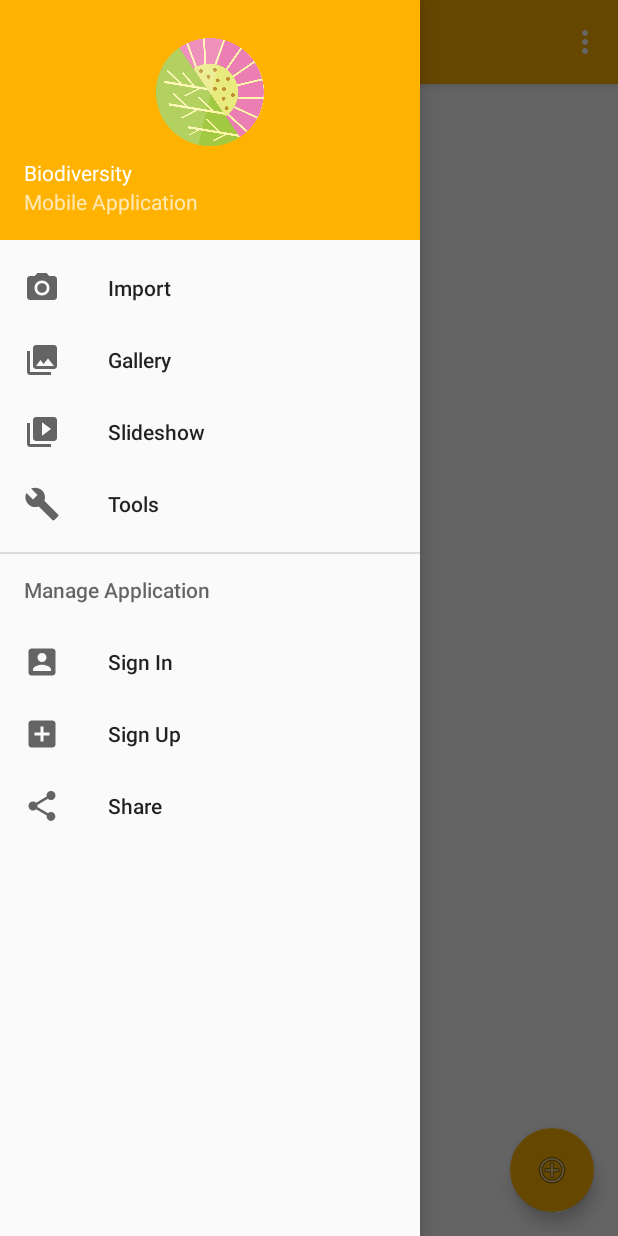
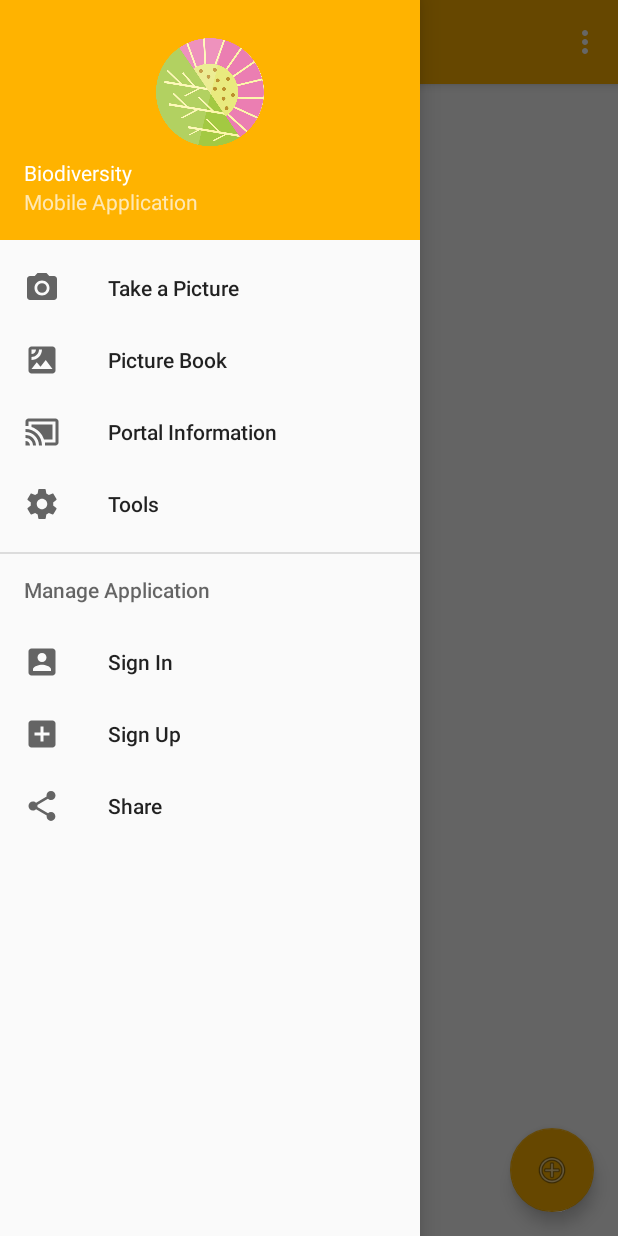
Before and after one commit to Gunadarma-Codecamp/peer-mobile, an Android app: the screen it shows after launch (MainActivity), with the side drawer open, on a phone screen of 412 x 824 dp. Run offline under Robolectric (Android 15) with nearby library versions, the phone set to English and light mode, and no system bars.

Commit message:
Add Action Button Take a Picture

```diff
--- a/app/build.gradle
+++ b/app/build.gradle
@@ -22,6 +22,6 @@ android {
 dependencies {
     compile fileTree(dir: 'libs', include: ['*.jar'])
     testCompile 'junit:junit:4.12'
-    compile 'com.android.support:appcompat-v7:23.1.1'
+    compile "com.android.support:support-v13:23.1.1"
     compile 'com.android.support:design:23.1.1'
 }
--- a/app/src/main/AndroidManifest.xml
+++ b/app/src/main/AndroidManifest.xml
@@ -18,7 +18,7 @@
         <activity
             android:name=".MainActivity"
             android:label="@string/app_name"
-            android:theme="@style/AppTheme.NoActionBar"></activity>
+            android:theme="@style/AppTheme.NoActionBar" />
     </application>
 
 </manifest>
--- a/app/src/main/java/apps/codecamp/biodiversity/MainActivity.java
+++ b/app/src/main/java/apps/codecamp/biodiversity/MainActivity.java
@@ -1,6 +1,8 @@
 package apps.codecamp.biodiversity;
 
+import android.content.Intent;
 import android.os.Bundle;
+import android.provider.MediaStore;
 import android.support.design.widget.FloatingActionButton;
 import android.support.design.widget.Snackbar;
 import android.view.View;
@@ -15,7 +17,7 @@ import android.view.MenuItem;
 
 public class MainActivity extends AppCompatActivity
         implements NavigationView.OnNavigationItemSelectedListener {
-
+    int REQUEST_CAMERA = 0;
     @Override
     protected void onCreate(Bundle savedInstanceState) {
         super.onCreate(savedInstanceState);
@@ -82,6 +84,8 @@ public class MainActivity extends AppCompatActivity
 
         if (id == R.id.nav_camera) {
             // Handle the camera action
+            Intent intent = new Intent(MediaStore.ACTION_IMAGE_CAPTURE);
+            startActivityForResult(intent, REQUEST_CAMERA);
         } else if (id == R.id.nav_gallery) {
 
         } else if (id == R.id.nav_slideshow) {
--- a/app/src/main/res/drawable-v21/ic_menu_gallery.xml
+++ /dev/null
@@ -1,9 +0,0 @@
-<vector xmlns:android="http://schemas.android.com/apk/res/android"
-    android:width="24dp"
-    android:height="24dp"
-    android:viewportHeight="24.0"
-    android:viewportWidth="24.0">
-    <path
-        android:fillColor="#FF000000"
-        android:pathData="M22,16V4c0,-1.1 -0.9,-2 -2,-2H8c-1.1,0 -2,0.9 -2,2v12c0,1.1 0.9,2 2,2h12c1.1,0 2,-0.9 2,-2zm-11,-4l2.03,2.71L16,11l4,5H8l3,-4zM2,6v14c0,1.1 0.9,2 2,2h14v-2H4V6H2z" />
-</vector>
--- a/app/src/main/res/drawable-v21/ic_menu_manage.xml
+++ /dev/null
@@ -1,9 +0,0 @@
-<vector xmlns:android="http://schemas.android.com/apk/res/android"
-    android:width="24dp"
-    android:height="24dp"
-    android:viewportHeight="24.0"
-    android:viewportWidth="24.0">
-    <path
-        android:fillColor="#FF000000"
-        android:pathData="M22.7,19l-9.1,-9.1c0.9,-2.3 0.4,-5 -1.5,-6.9 -2,-2 -5,-2.4 -7.4,-1.3L9,6 6,9 1.6,4.7C0.4,7.1 0.9,10.1 2.9,12.1c1.9,1.9 4.6,2.4 6.9,1.5l9.1,9.1c0.4,0.4 1,0.4 1.4,0l2.3,-2.3c0.5,-0.4 0.5,-1.1 0.1,-1.4z" />
-</vector>
--- a/app/src/main/res/drawable-v21/ic_menu_slideshow.xml
+++ /dev/null
@@ -1,9 +0,0 @@
-<vector xmlns:android="http://schemas.android.com/apk/res/android"
-    android:width="24dp"
-    android:height="24dp"
-    android:viewportHeight="24.0"
-    android:viewportWidth="24.0">
-    <path
-        android:fillColor="#FF000000"
-        android:pathData="M4,6H2v14c0,1.1 0.9,2 2,2h14v-2H4V6zm16,-4H8c-1.1,0 -2,0.9 -2,2v12c0,1.1 0.9,2 2,2h12c1.1,0 2,-0.9 2,-2V4c0,-1.1 -0.9,-2 -2,-2zm-8,12.5v-9l6,4.5 -6,4.5z" />
-</vector>
--- /dev/null
+++ b/app/src/main/res/drawable/ic_menu_picturebook.xml
@@ -0,0 +1,9 @@
+<vector xmlns:android="http://schemas.android.com/apk/res/android"
+        android:width="24dp"
+        android:height="24dp"
+        android:viewportWidth="24.0"
+        android:viewportHeight="24.0">
+    <path
+        android:fillColor="#FF000000"
+        android:pathData="M19,3H5c-1.1,0 -2,0.9 -2,2v14c0,1.1 0.9,2 2,2h14c1.1,0 2,-0.9 2,-2V5c0,-1.1 -0.9,-2 -2,-2zM5,4.99h3C8,6.65 6.66,8 5,8V4.99zM5,12v-2c2.76,0 5,-2.25 5,-5.01h2C12,8.86 8.87,12 5,12zm0,6l3.5,-4.5 2.5,3.01L14.5,12l4.5,6H5z"/>
+</vector>
--- /dev/null
+++ b/app/src/main/res/drawable/ic_menu_portal.xml
@@ -0,0 +1,9 @@
+<vector xmlns:android="http://schemas.android.com/apk/res/android"
+        android:width="24dp"
+        android:height="24dp"
+        android:viewportWidth="24.0"
+        android:viewportHeight="24.0">
+    <path
+        android:fillColor="#FF000000"
+        android:pathData="M1,18v3h3c0,-1.66 -1.34,-3 -3,-3zm0,-4v2c2.76,0 5,2.24 5,5h2c0,-3.87 -3.13,-7 -7,-7zm18,-7H5v1.63c3.96,1.28 7.09,4.41 8.37,8.37H19V7zM1,10v2c4.97,0 9,4.03 9,9h2c0,-6.08 -4.93,-11 -11,-11zm20,-7H3c-1.1,0 -2,0.9 -2,2v3h2V5h18v14h-7v2h7c1.1,0 2,-0.9 2,-2V5c0,-1.1 -0.9,-2 -2,-2z"/>
+</vector>
--- /dev/null
+++ b/app/src/main/res/drawable/ic_menu_setting.xml
@@ -0,0 +1,9 @@
+<vector xmlns:android="http://schemas.android.com/apk/res/android"
+        android:width="24dp"
+        android:height="24dp"
+        android:viewportWidth="24.0"
+        android:viewportHeight="24.0">
+    <path
+        android:fillColor="#FF000000"
+        android:pathData="M19.43,12.98c0.04,-0.32 0.07,-0.64 0.07,-0.98s-0.03,-0.66 -0.07,-0.98l2.11,-1.65c0.19,-0.15 0.24,-0.42 0.12,-0.64l-2,-3.46c-0.12,-0.22 -0.39,-0.3 -0.61,-0.22l-2.49,1c-0.52,-0.4 -1.08,-0.73 -1.69,-0.98l-0.38,-2.65C14.46,2.18 14.25,2 14,2h-4c-0.25,0 -0.46,0.18 -0.49,0.42l-0.38,2.65c-0.61,0.25 -1.17,0.59 -1.69,0.98l-2.49,-1c-0.23,-0.09 -0.49,0 -0.61,0.22l-2,3.46c-0.13,0.22 -0.07,0.49 0.12,0.64l2.11,1.65c-0.04,0.32 -0.07,0.65 -0.07,0.98s0.03,0.66 0.07,0.98l-2.11,1.65c-0.19,0.15 -0.24,0.42 -0.12,0.64l2,3.46c0.12,0.22 0.39,0.3 0.61,0.22l2.49,-1c0.52,0.4 1.08,0.73 1.69,0.98l0.38,2.65c0.03,0.24 0.24,0.42 0.49,0.42h4c0.25,0 0.46,-0.18 0.49,-0.42l0.38,-2.65c0.61,-0.25 1.17,-0.59 1.69,-0.98l2.49,1c0.23,0.09 0.49,0 0.61,-0.22l2,-3.46c0.12,-0.22 0.07,-0.49 -0.12,-0.64l-2.11,-1.65zM12,15.5c-1.93,0 -3.5,-1.57 -3.5,-3.5s1.57,-3.5 3.5,-3.5 3.5,1.57 3.5,3.5 -1.57,3.5 -3.5,3.5z"/>
+</vector>
--- a/app/src/main/res/menu/activity_main_drawer.xml
+++ b/app/src/main/res/menu/activity_main_drawer.xml
@@ -5,18 +5,18 @@
         <item
             android:id="@+id/nav_camera"
             android:icon="@drawable/ic_menu_camera"
-            android:title="Import" />
+            android:title="Take a Picture" />
         <item
             android:id="@+id/nav_gallery"
-            android:icon="@drawable/ic_menu_gallery"
-            android:title="Gallery" />
+            android:icon="@drawable/ic_menu_picturebook"
+            android:title="Picture Book" />
         <item
             android:id="@+id/nav_slideshow"
-            android:icon="@drawable/ic_menu_slideshow"
-            android:title="Slideshow" />
+            android:icon="@drawable/ic_menu_portal"
+            android:title="Portal Information" />
         <item
             android:id="@+id/nav_manage"
-            android:icon="@drawable/ic_menu_manage"
+            android:icon="@drawable/ic_menu_setting"
             android:title="Tools" />
     </group>
 
--- a/app/src/main/res/values-v21/styles.xml
+++ b/app/src/main/res/values-v21/styles.xml
@@ -1,4 +1,4 @@
-<resources>>
+<resources>
 
     <style name="AppTheme.NoActionBar">
         <item name="windowActionBar">false</item>
--- a/app/src/main/res/values/strings.xml
+++ b/app/src/main/res/values/strings.xml
@@ -5,4 +5,5 @@
     <string name="navigation_drawer_close">Close navigation drawer</string>
 
     <string name="action_settings">Settings</string>
+    <string name="title_activity_camera_screen">CameraScreen</string>
 </resources>
```
Also changed, not shown: app/src/main/res/drawable-v21/ic_menu_send.xml (deleted, +0 -9 lines), app/src/main/res/layout/content_camera_screen.xml (added, +15 -0 lines), 2 other files.
